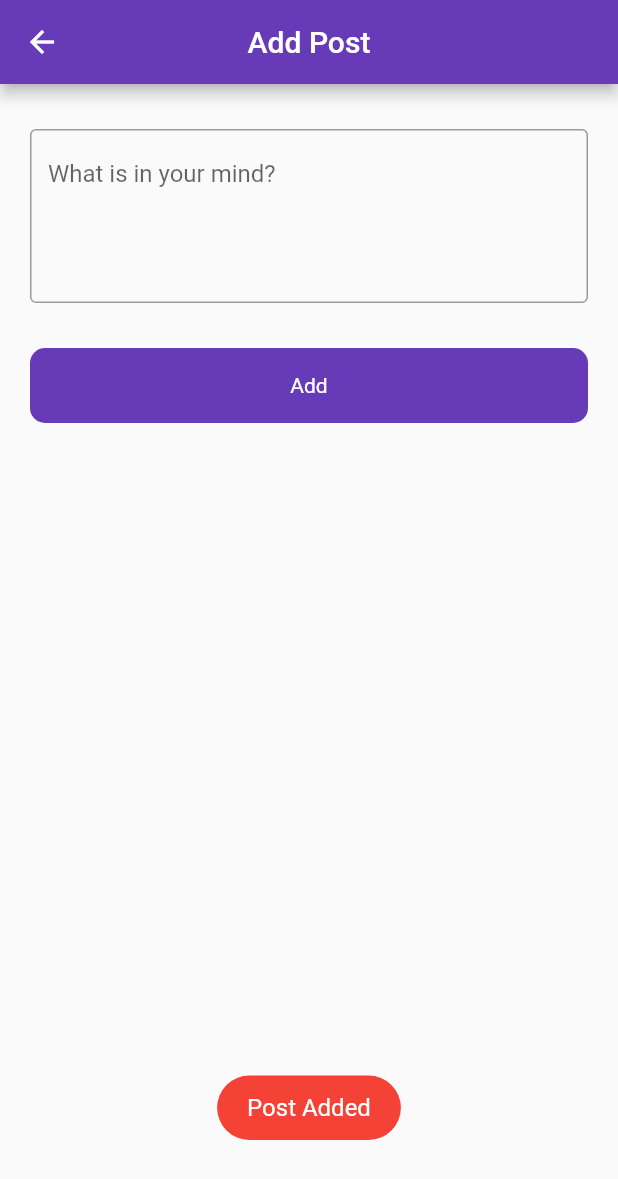
After one commit to ArslanAshraf462/FlutterFirebase, a Flutter app: the AddPostScreen screen opened directly, after a tap on "Add", on a phone screen of 412 x 824 dp. The commit adds this screen. Shown: the top 1179 px of the screen. Run offline on Flutter 3.47's test engine with Material 2 defaults, Android fonts, the phone set to English and light mode, and no system bars; our stand-ins replace firebase_auth, firebase_core, firebase_database, fluttertoast; accounts and stored records are empty.

Commit message:
add operation on firebase

```diff
--- /dev/null
+++ b/lib/ui/posts/add_post.dart
@@ -0,0 +1,68 @@
+import 'package:firebase_database/firebase_database.dart';
+import 'package:flutter/material.dart';
+import 'package:flutter_firebase/utils/utilities.dart';
+import 'package:flutter_firebase/widgets/round_button.dart';
+
+class AddPostScreen extends StatefulWidget {
+  const AddPostScreen({Key? key}) : super(key: key);
+
+  @override
+  State<AddPostScreen> createState() => _AddPostScreenState();
+}
+
+class _AddPostScreenState extends State<AddPostScreen> {
+  final postController = TextEditingController();
+  bool isloading = false;
+  //create a table on in firebase it is called a node (ref('post'))
+  final databaseRef=FirebaseDatabase.instance.ref('Post');
+  @override
+  Widget build(BuildContext context) {
+    return Scaffold(
+      appBar: AppBar(
+        title: const Text('Add Post'),
+        centerTitle: true,
+      ),
+      body: Padding(
+        padding: const EdgeInsets.symmetric(horizontal: 20),
+        child: Column(
+          children: [
+            const SizedBox(height: 30.0,),
+            TextFormField(
+              controller: postController,
+              maxLines: 4,
+              decoration: const InputDecoration(
+                hintText: 'What is in your mind?',
+                border: OutlineInputBorder(),
+              ),
+            ),
+            const SizedBox(height: 30.0,),
+            RoundButton(
+              title: 'Add',
+              loading: isloading,
+              onTap: () {
+                setState(() {
+                  isloading=true;
+                });
+                //child refer to id or set refers to add
+                //if you want to add a subchild then add child().child()
+              databaseRef.child(DateTime.now().millisecondsSinceEpoch.toString()).set({
+                'title':postController.text.toString(),
+                'id': DateTime.now().millisecondsSinceEpoch.toString(),
+              }).then((value){
+                Utils().toastMessage('Post Added');
+                setState(() {
+                  isloading=false;
+                });
+              }).onError((error, stackTrace) {
+                Utils().toastMessage(error.toString());
+                setState(() {
+                  isloading=false;
+                });
+              });
+            },)
+          ],
+        ),
+      ),
+    );
+  }
+}
--- a/pubspec.yaml
+++ b/pubspec.yaml
@@ -40,6 +40,7 @@ dependencies:
   firebase_auth: ^4.0.2
   firebase_storage: ^11.0.2
   cloud_firestore: ^4.0.2
+  firebase_database: ^10.0.2
   fluttertoast: ^8.1.1
 
 dev_dependencies:
```
Also changed, not shown: lib/ui/auth/login_screen.dart (+20 -0 lines), lib/ui/auth/login_with_phone_number.dart (added, +62 -0 lines), lib/ui/auth/verify_code.dart (added, +26 -0 lines), lib/ui/posts/post_screen.dart (+8 -0 lines), pubspec.lock, 1 other file.
